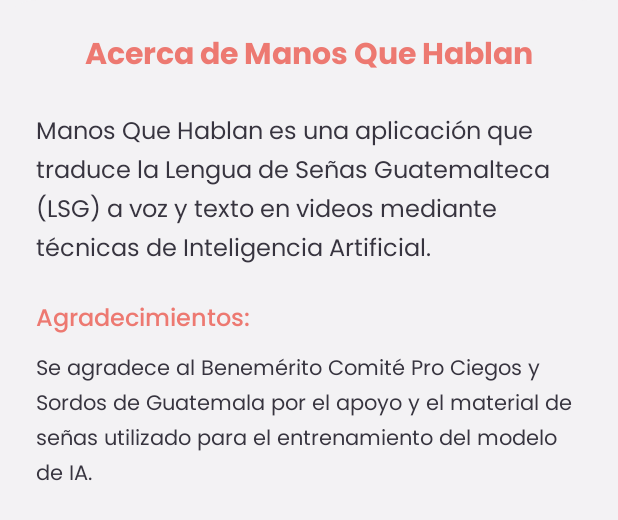
After one commit to ItsFernan17/ManosQueHablan, an Android app: the layout dialog_acerca_de.xml on its own in the app's theme, with its tools: preview values and no code run, on a phone screen of 412 x 824 dp. The commit adds this screen. Shown: the top 520 px of the screen. Run offline under Robolectric (Android 15) with nearby library versions, the phone set to English and light mode, and no system bars.

Commit message:
Nuevo Icono Acerca de

```diff
--- /dev/null
+++ b/app-android/app/src/main/res/layout/dialog_acerca_de.xml
@@ -0,0 +1,77 @@
+<?xml version="1.0" encoding="utf-8"?>
+<LinearLayout xmlns:android="http://schemas.android.com/apk/res/android"
+    xmlns:app="http://schemas.android.com/apk/res-auto"
+    android:layout_width="match_parent"
+    android:layout_height="wrap_content"
+    android:orientation="vertical"
+    android:padding="0dp"
+    android:background="@drawable/fondo_popup_redondeado">
+
+    <!-- Header con título -->
+    <RelativeLayout
+        android:layout_width="match_parent"
+        android:layout_height="wrap_content"
+        android:paddingHorizontal="24dp"
+        android:paddingTop="24dp"
+        android:paddingBottom="16dp">
+
+        <TextView
+            android:id="@+id/txtTituloAcercaDe"
+            android:layout_width="wrap_content"
+            android:layout_height="wrap_content"
+            android:layout_centerInParent="true"
+            android:text="Acerca de Manos Que Hablan"
+            android:textColor="@color/rojo"
+            android:textSize="20sp"
+            android:fontFamily="@font/poppins_bold"
+            android:gravity="center" />
+
+    </RelativeLayout>
+
+    <!-- Contenido del diálogo -->
+    <ScrollView
+        android:layout_width="match_parent"
+        android:layout_height="wrap_content"
+        android:paddingHorizontal="24dp"
+        android:paddingBottom="24dp">
+
+        <LinearLayout
+            android:layout_width="match_parent"
+            android:layout_height="wrap_content"
+            android:orientation="vertical">
+
+            <!-- Descripción principal -->
+            <TextView
+                android:layout_width="match_parent"
+                android:layout_height="wrap_content"
+                android:text="Manos Que Hablan es una aplicación que traduce la Lengua de Señas Guatemalteca (LSG) a voz y texto en videos mediante técnicas de Inteligencia Artificial."
+                android:textColor="@color/texto_videos"
+                android:textSize="16sp"
+                android:fontFamily="@font/poppins_regular"
+                android:lineSpacingExtra="4dp"
+                android:layout_marginBottom="20dp" />
+
+            <!-- Agradecimientos -->
+            <TextView
+                android:layout_width="match_parent"
+                android:layout_height="wrap_content"
+                android:text="Agradecimientos:"
+                android:textColor="@color/rojo"
+                android:textSize="16sp"
+                android:fontFamily="@font/poppins_medium"
+                android:layout_marginBottom="8dp" />
+
+            <TextView
+                android:layout_width="match_parent"
+                android:layout_height="wrap_content"
+                android:text="Se agradece al Benemérito Comité Pro Ciegos y Sordos de Guatemala por el apoyo y el material de señas utilizado para el entrenamiento del modelo de IA."
+                android:textColor="@color/texto_videos"
+                android:textSize="14sp"
+                android:fontFamily="@font/poppins_regular"
+                android:lineSpacingExtra="4dp" />
+
+        </LinearLayout>
+
+    </ScrollView>
+
+</LinearLayout>
```
Also changed, not shown: app-android/app/src/main/java/com/frivasm/manosquehablan/GrabarVideoActivity.kt (+31 -11 lines), app-android/app/src/main/java/com/frivasm/manosquehablan/InicioAppActivity.kt (+7 -0 lines), app-android/app/src/main/java/com/frivasm/manosquehablan/dialogs/DialogUtils.kt (+37 -0 lines), app-android/app/src/main/java/com/frivasm/manosquehablan/helpers/PositionValidator.kt (+20 -6 lines), app-android/app/src/main/java/com/frivasm/manosquehablan/ui/SmoothPositionModal.kt (added, +329 -0 lines), app-android/app/src/main/res/drawable/ic_close.xml (added, +12 -0 lines), app-android/app/src/main/res/drawable/ic_info.xml (added, +25 -0 lines), app-android/app/src/main/res/drawable/ic_phone_android_24.xml (added, +28 -0 lines), app-android/app/src/main/res/drawable/info.xml (added, +15 -0 lines), app-android/app/src/main/res/drawable/warning.xml (added, +13 -0 lines), app-android/app/src/main/res/layout/activity_inicio_app.xml (+14 -1 lines), 1 other file.
